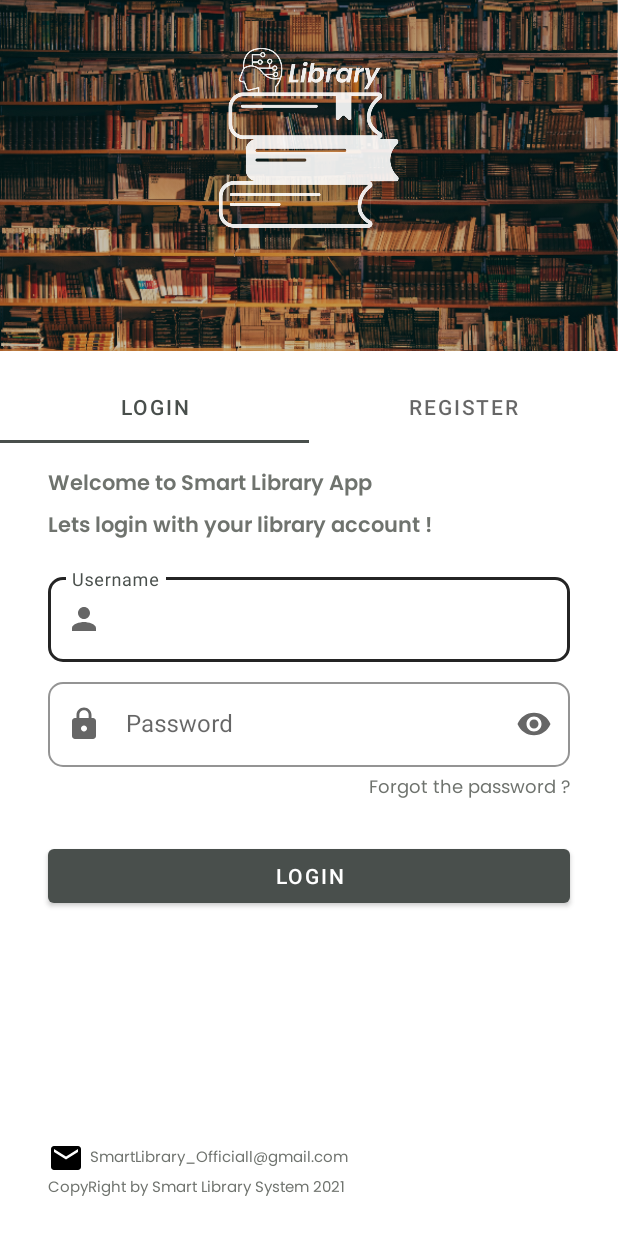
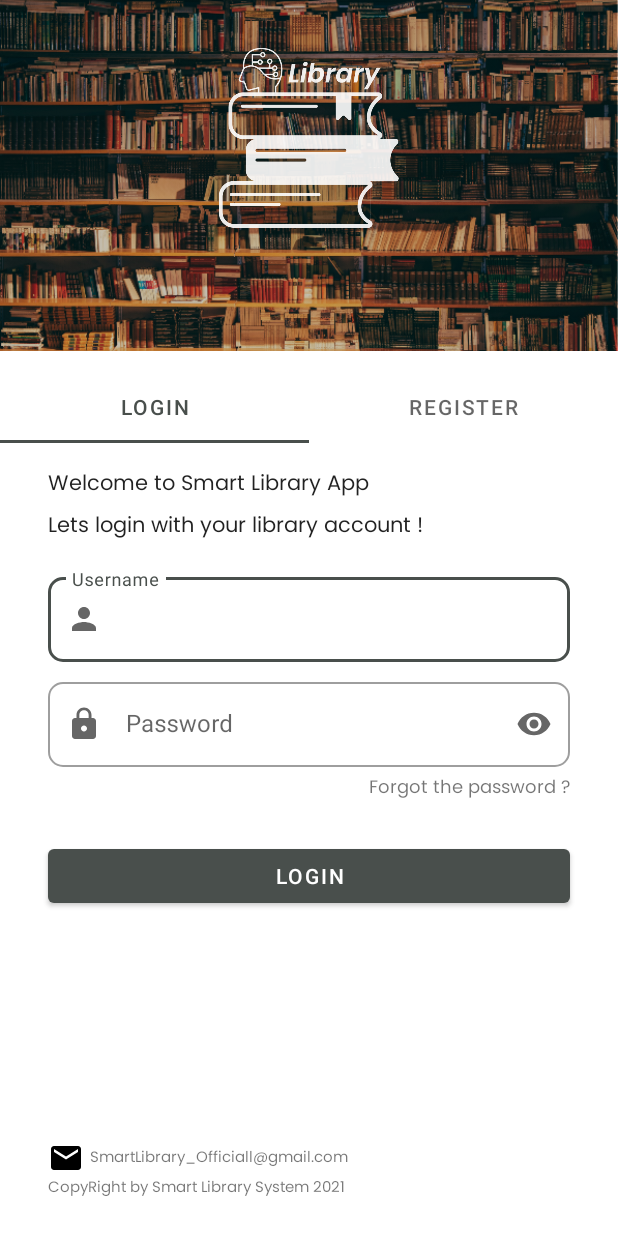
Before and after one commit to Turing-Team-B21-CAP0257/Lybre-Application, an Android app: the AuthenticationActivity screen opened directly, with no data from a screen before it, on a phone screen of 412 x 824 dp. Run offline under Robolectric (Android 15) with nearby library versions, the phone set to English and light mode, and no system bars.

Commit message:
fix more code for night mode and tidy up the UI in xml which related to authentication

```diff
--- a/app/src/main/java/com/b21/finalproject/smartlibraryapp/ui/auth/AuthenticationActivity.kt
+++ b/app/src/main/java/com/b21/finalproject/smartlibraryapp/ui/auth/AuthenticationActivity.kt
@@ -1,9 +1,8 @@
 package com.b21.finalproject.smartlibraryapp.ui.auth
 
+import android.os.Bundle
 import androidx.appcompat.app.AppCompatActivity
-import android.os.Bundle
 import androidx.appcompat.app.AppCompatDelegate
-import com.b21.finalproject.smartlibraryapp.R
 import com.b21.finalproject.smartlibraryapp.databinding.ActivityAuthenticationBinding
 
 class AuthenticationActivity : AppCompatActivity() {
--- /dev/null
+++ b/app/src/main/res/drawable-hdpi/background_main_dark.xml
@@ -0,0 +1,5 @@
+<?xml version="1.0" encoding="utf-8"?>
+<shape xmlns:android="http://schemas.android.com/apk/res/android">
+    <solid android:color="@color/black" />
+    <corners android:topLeftRadius="20dp" android:topRightRadius="20dp" />
+</shape>
--- a/app/src/main/res/layout/activity_authentication.xml
+++ b/app/src/main/res/layout/activity_authentication.xml
@@ -20,7 +20,6 @@
         android:id="@+id/constraintLayout"
         android:layout_width="match_parent"
         android:layout_height="0dp"
-        android:background="@drawable/background_main"
         app:layout_constraintBottom_toBottomOf="parent"
         app:layout_constraintEnd_toEndOf="parent"
         app:layout_constraintHeight_percent=".70"
--- a/app/src/main/res/layout/fragment_login.xml
+++ b/app/src/main/res/layout/fragment_login.xml
@@ -41,7 +41,6 @@
         app:boxCornerRadiusBottomStart="10dp"
         app:boxCornerRadiusTopEnd="10dp"
         app:boxCornerRadiusTopStart="10dp"
-        app:boxStrokeColor="@color/palette_200"
         app:endIconMode="clear_text"
         app:layout_constraintEnd_toEndOf="parent"
         app:layout_constraintStart_toStartOf="parent"
@@ -69,7 +68,6 @@
         app:boxCornerRadiusBottomStart="10dp"
         app:boxCornerRadiusTopEnd="10dp"
         app:boxCornerRadiusTopStart="10dp"
-        app:boxStrokeColor="@color/palette_200"
         app:layout_constraintEnd_toEndOf="parent"
         app:layout_constraintStart_toStartOf="parent"
         app:layout_constraintTop_toBottomOf="@+id/til_username"
--- a/app/src/main/res/layout/fragment_register.xml
+++ b/app/src/main/res/layout/fragment_register.xml
@@ -45,7 +45,6 @@
             app:boxCornerRadiusBottomStart="10dp"
             app:boxCornerRadiusTopEnd="10dp"
             app:boxCornerRadiusTopStart="10dp"
-            app:boxStrokeColor="@color/palette_200"
             app:layout_constraintEnd_toEndOf="parent"
             app:layout_constraintStart_toStartOf="parent"
             app:layout_constraintTop_toBottomOf="@+id/textView2"
@@ -71,7 +70,6 @@
             app:boxCornerRadiusBottomStart="10dp"
             app:boxCornerRadiusTopEnd="10dp"
             app:boxCornerRadiusTopStart="10dp"
-            app:boxStrokeColor="@color/palette_200"
             app:layout_constraintEnd_toEndOf="parent"
             app:layout_constraintStart_toStartOf="parent"
             app:layout_constraintTop_toBottomOf="@+id/til_username"
@@ -97,7 +95,6 @@
             app:boxCornerRadiusBottomStart="10dp"
             app:boxCornerRadiusTopEnd="10dp"
             app:boxCornerRadiusTopStart="10dp"
-            app:boxStrokeColor="@color/palette_200"
             app:layout_constraintEnd_toEndOf="parent"
             app:layout_constraintStart_toStartOf="parent"
             app:layout_constraintTop_toBottomOf="@+id/til_email"
@@ -124,7 +121,6 @@
             app:boxCornerRadiusBottomStart="10dp"
             app:boxCornerRadiusTopEnd="10dp"
             app:boxCornerRadiusTopStart="10dp"
-            app:boxStrokeColor="@color/palette_200"
             app:layout_constraintEnd_toEndOf="parent"
             app:layout_constraintStart_toStartOf="parent"
             app:layout_constraintTop_toBottomOf="@+id/til_address"
@@ -150,7 +146,6 @@
             app:boxCornerRadiusBottomStart="10dp"
             app:boxCornerRadiusTopEnd="10dp"
             app:boxCornerRadiusTopStart="10dp"
-            app:boxStrokeColor="@color/palette_200"
             app:endIconMode="password_toggle"
             app:layout_constraintEnd_toEndOf="parent"
             app:layout_constraintStart_toStartOf="parent"
--- a/app/src/main/res/values-night/themes.xml
+++ b/app/src/main/res/values-night/themes.xml
@@ -2,13 +2,13 @@
     <!-- Base application theme. -->
     <style name="Theme.SmartLibraryApp" parent="Theme.MaterialComponents.DayNight.NoActionBar">
         <!-- Primary brand color. -->
-        <item name="colorPrimary">@color/palette_300</item>
+        <item name="colorPrimary">@color/palette_800</item>
         <item name="colorPrimaryVariant">@color/palette_200</item>
-        <item name="colorOnPrimary">@color/white</item>
+        <item name="colorOnPrimary">@color/palette_400</item>
         <!-- Secondary brand color. -->
-        <item name="colorSecondary">@color/palette_300</item>
+        <item name="colorSecondary">@color/palette_800</item>
         <item name="colorSecondaryVariant">@color/palette_200</item>
-        <item name="colorOnSecondary">@color/white</item>
+        <item name="colorOnSecondary">@color/palette_400</item>
         <!-- Status bar color. -->
         <item name="android:statusBarColor" tools:targetApi="l">?attr/colorPrimaryVariant</item>
         <!-- Customize your theme here. -->
--- a/app/src/main/res/values/themes.xml
+++ b/app/src/main/res/values/themes.xml
@@ -20,20 +20,17 @@
     </style>
 
     <style name="title_head2_text" parent="margin_auth">
-        <item name="fontFamily">@font/poppins_semibold</item>
-        <item name="android:textColor">@color/palette_400</item>
+        <item name="fontFamily">@font/poppins_regular</item>
         <item name="android:textSize">14sp</item>
     </style>
 
     <style name="title_content_text">
         <item name="fontFamily">@font/poppins_regular</item>
-        <item name="android:textColor">@color/palette_400</item>
         <item name="android:textSize">12sp</item>
     </style>
 
     <style name="title_content_small_text">
         <item name="fontFamily">@font/poppins_regular</item>
-        <item name="android:textColor">@color/palette_400</item>
         <item name="android:textSize">10sp</item>
     </style>
 
```
